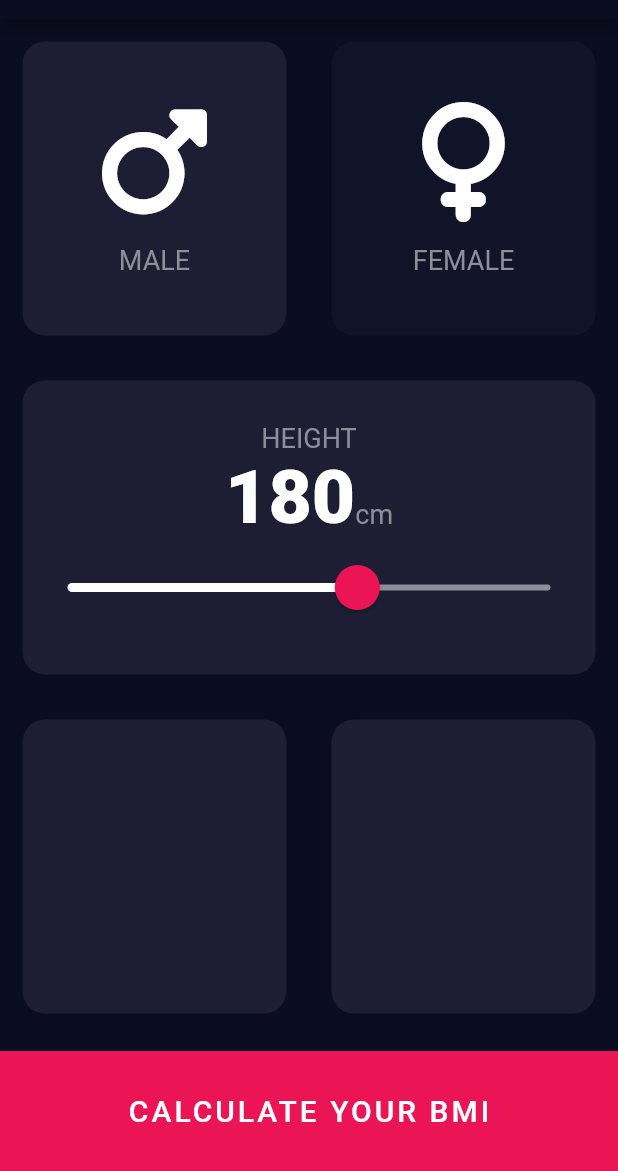
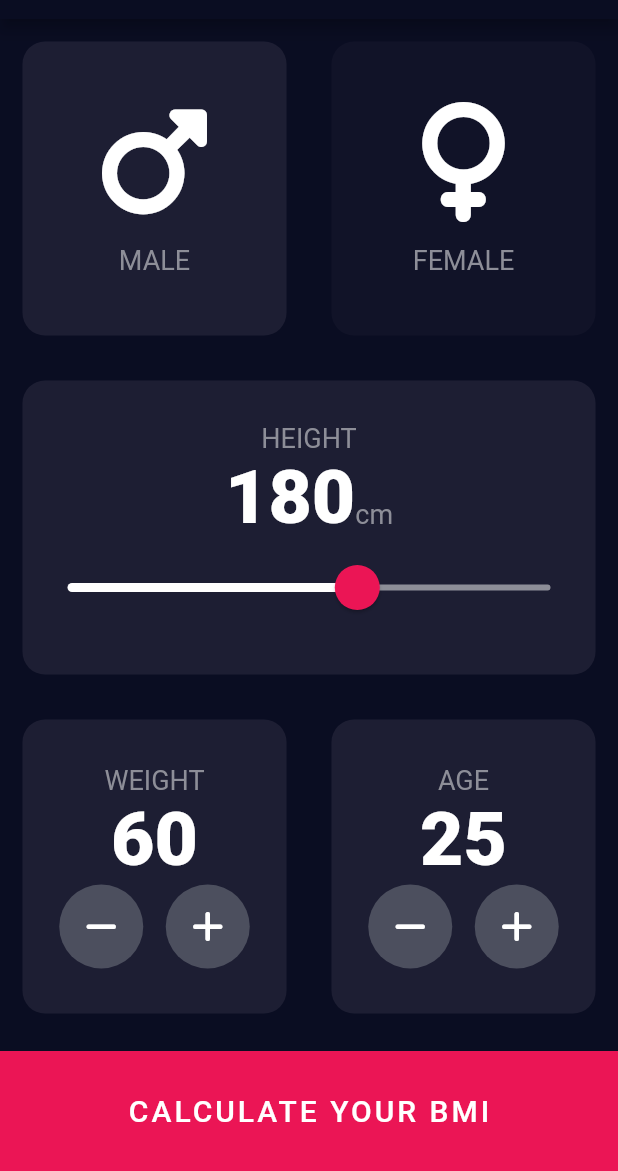
Before and after one commit to abhisheksakibanda/bmi_calculator_flutter, a Flutter app: the screen it shows after launch, on a phone screen of 412 x 824 dp, the part 65-1236 px from its top. Run offline on Flutter 3.47's test engine with Material 2 defaults, Android fonts, the phone set to English and light mode, and no system bars; our stand-ins replace font_awesome_flutter.

Commit message:
implemented weight and age widgets

```diff
--- a/lib/input_page.dart
+++ b/lib/input_page.dart
@@ -17,6 +17,8 @@ class InputPage extends StatefulWidget {
 class _InputPageState extends State<InputPage> {
   Gender selectedGender = Gender.MALE;
   int height = 180;
+  int weight = 60;
+  int age = 25;
 
   @override
   Widget build(BuildContext context) {
@@ -115,14 +117,70 @@ class _InputPageState extends State<InputPage> {
                 Expanded(
                   child: ReusableCard(
                     color: kActiveCardColor,
-                    cardChild: Container(),
+                    cardChild: Column(
+                      mainAxisAlignment: MainAxisAlignment.center,
+                      children: [
+                        Text(
+                          'WEIGHT',
+                          style: kLabelTextStyle,
+                        ),
+                        Text(
+                          weight.toString(),
+                          style: kNumberTextStyle,
+                        ),
+                        Row(
+                          mainAxisAlignment: MainAxisAlignment.center,
+                          children: [
+                            RoundIconButton(
+                              icon: FontAwesomeIcons.minus,
+                              onPressed: () => setState(() => weight--),
+                            ),
+                            SizedBox(
+                              width: 15.0,
+                            ),
+                            RoundIconButton(
+                              icon: FontAwesomeIcons.plus,
+                              onPressed: () => setState(() => weight++),
+                            ),
+                          ],
+                        ),
+                      ],
+                    ),
                     onPress: () {},
                   ),
                 ),
                 Expanded(
                   child: ReusableCard(
                     color: kActiveCardColor,
-                    cardChild: Container(),
+                    cardChild: Column(
+                      mainAxisAlignment: MainAxisAlignment.center,
+                      children: [
+                        Text(
+                          'AGE',
+                          style: kLabelTextStyle,
+                        ),
+                        Text(
+                          age.toString(),
+                          style: kNumberTextStyle,
+                        ),
+                        Row(
+                          mainAxisAlignment: MainAxisAlignment.center,
+                          children: [
+                            RoundIconButton(
+                              icon: FontAwesomeIcons.minus,
+                              onPressed: () => setState(() => age--),
+                            ),
+                            SizedBox(
+                              width: 15.0,
+                            ),
+                            RoundIconButton(
+                              icon: FontAwesomeIcons.plus,
+                              onPressed: () => setState(() => age++),
+                            ),
+                          ],
+                        ),
+                      ],
+                    ),
                     onPress: () {},
                   ),
                 ),
@@ -152,3 +210,25 @@ class _InputPageState extends State<InputPage> {
     );
   }
 }
+
+class RoundIconButton extends StatelessWidget {
+  final IconData icon;
+  final Function onPressed;
+
+  RoundIconButton({required this.icon, required this.onPressed});
+
+  @override
+  Widget build(BuildContext context) {
+    return RawMaterialButton(
+      child: Icon(icon),
+      constraints: BoxConstraints.tightFor(
+        height: 56.0,
+        width: 56.0,
+      ),
+      elevation: 0.0,
+      onPressed: () => onPressed(),
+      shape: CircleBorder(),
+      fillColor: Color(0xFF4C4F5E),
+    );
+  }
+}
```
